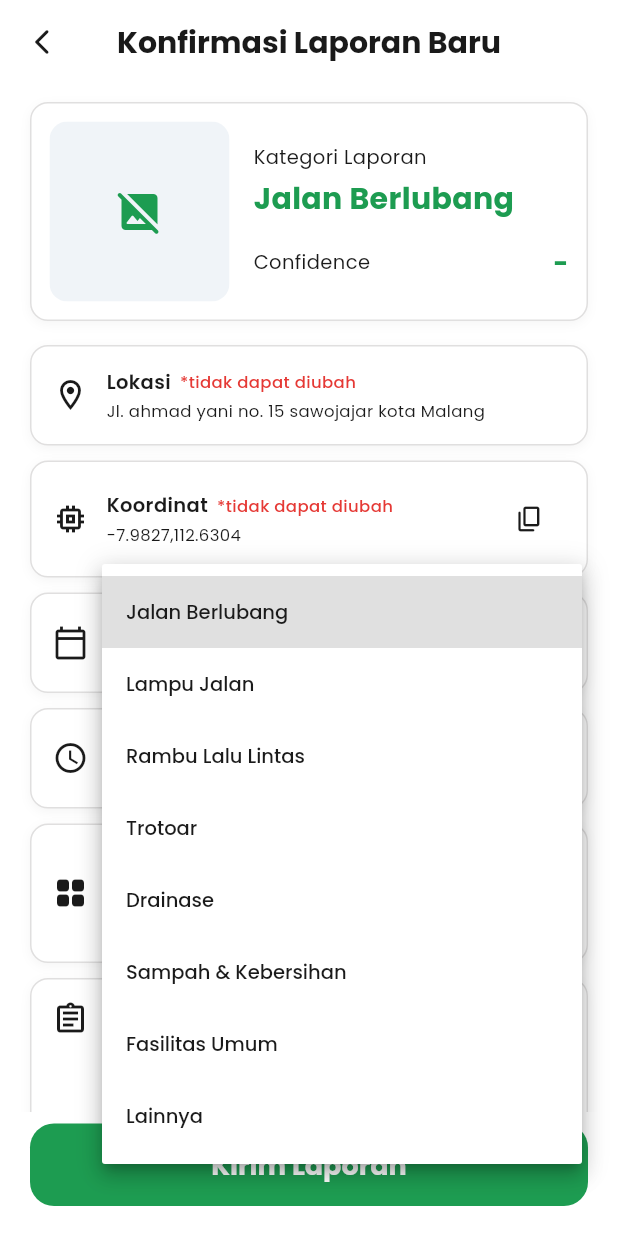
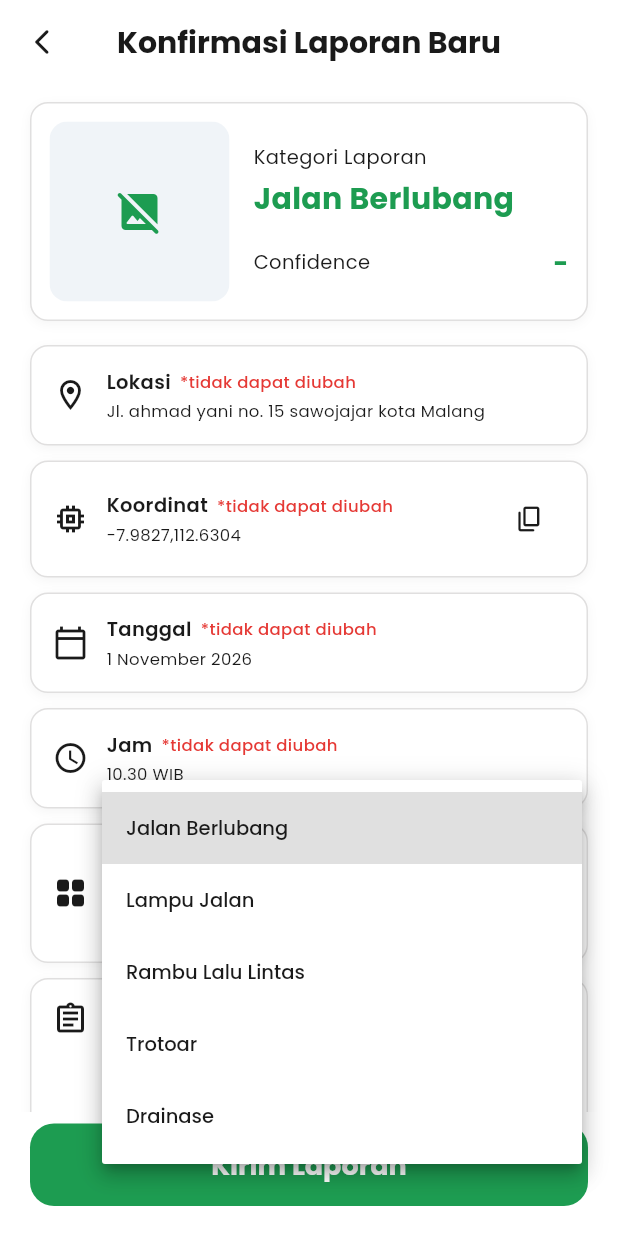
Before and after one commit to elzidanee/laporkita, a Flutter app: the NewReportFormScreen screen opened by its route, after a tap on "Jalan Berlubang", on a phone screen of 412 x 824 dp. Run offline on Flutter 3.47's test engine with Material 3 defaults, Android fonts, the phone set to English and light mode, and no system bars; our stand-ins replace camera, dio, equatable, firebase_core, firebase_messaging, flutter_bloc and 11 more; accounts and stored records are empty; network calls fail.

Commit message:
fix(MM-07): remove non-UUID fallback categories from NewReportFormScreen

```diff
--- a/lib/presentation/citizen/camera/new_report_form_screen.dart
+++ b/lib/presentation/citizen/camera/new_report_form_screen.dart
@@ -9,6 +9,9 @@ import '../../../data/models/ai_verification_model.dart';
 
 class NewReportFormScreen extends StatefulWidget {
   const NewReportFormScreen({super.key});
+
+  static List<CategoryModel> get defaultCategories =>
+      _NewReportFormScreenState._defaultCategories;
 
   @override
   State<NewReportFormScreen> createState() => _NewReportFormScreenState();
@@ -47,24 +50,6 @@ class _NewReportFormScreenState extends State<NewReportFormScreen> {
     CategoryModel(
       id: 'c5000000-0000-4000-8000-000000000005',
       name: 'Drainase',
-      isActive: true,
-      createdAt: DateTime.now(),
-    ),
-    CategoryModel(
-      id: 'cat-sampah',
-      name: 'Sampah & Kebersihan',
-      isActive: true,
-      createdAt: DateTime.now(),
-    ),
-    CategoryModel(
-      id: 'cat-fasilitas',
-      name: 'Fasilitas Umum',
-      isActive: true,
-      createdAt: DateTime.now(),
-    ),
-    CategoryModel(
-      id: 'cat-lain',
-      name: 'Lainnya',
       isActive: true,
       createdAt: DateTime.now(),
     ),
```
Also changed, not shown: 1 other file.
